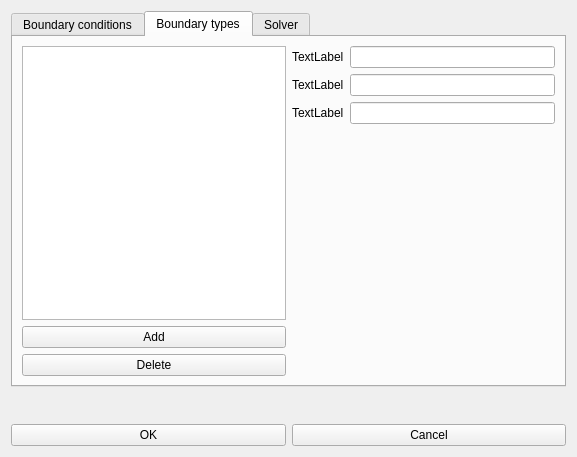
enGits/engrid, file src/guieditboundaryconditions.ui: the form before one commit.
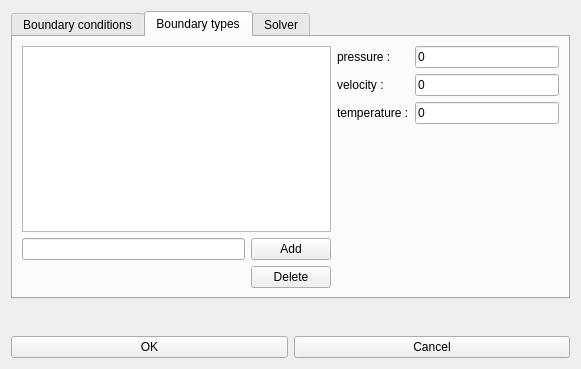
The form after the commit. Icons and pictures are not drawn. Custom widgets are drawn as their Qt base class.

Commit message: Added class PhysicalBoundaryConditions + add/remove of PhysicalBoundaryConditions in GuiSetBoundaryCode working

```diff
--- a/src/guieditboundaryconditions.ui
+++ b/src/guieditboundaryconditions.ui
@@ -8,8 +8,8 @@
    <rect>
     <x>0</x>
     <y>0</y>
-    <width>577</width>
-    <height>457</height>
+    <width>581</width>
+    <height>369</height>
    </rect>
   </property>
   <property name="windowTitle" >
@@ -86,7 +86,24 @@
       <layout class="QVBoxLayout" name="verticalLayout_3" >
        <item>
         <layout class="QGridLayout" name="gridLayout_3" >
-         <item row="0" column="0" >
+         <item row="1" column="1" >
+          <widget class="QPushButton" name="pushButton_AddBoundaryType" >
+           <property name="text" >
+            <string>Add</string>
+           </property>
+          </widget>
+         </item>
+         <item row="2" column="1" >
+          <widget class="QPushButton" name="pushButton_DeleteBoundaryType" >
+           <property name="text" >
+            <string>Delete</string>
+           </property>
+          </widget>
+         </item>
+         <item row="1" column="0" >
+          <widget class="QLineEdit" name="lineEdit_BoundaryTypes" />
+         </item>
+         <item row="0" column="0" colspan="2" >
           <widget class="QListWidget" name="listWidget_BoundaryType" >
            <property name="sizePolicy" >
             <sizepolicy vsizetype="Expanding" hsizetype="Expanding" >
@@ -96,54 +113,52 @@
            </property>
           </widget>
          </item>
-         <item rowspan="3" row="0" column="1" >
+         <item rowspan="3" row="0" column="2" >
           <layout class="QFormLayout" name="formLayout_BoundaryType" >
            <item row="0" column="0" >
             <widget class="QLabel" name="label_2" >
              <property name="text" >
-              <string>TextLabel</string>
+              <string>pressure :</string>
              </property>
             </widget>
            </item>
            <item row="1" column="0" >
             <widget class="QLabel" name="label_3" >
              <property name="text" >
-              <string>TextLabel</string>
+              <string>velocity :</string>
              </property>
             </widget>
            </item>
            <item row="2" column="0" >
             <widget class="QLabel" name="label_4" >
              <property name="text" >
-              <string>TextLabel</string>
+              <string>temperature :</string>
              </property>
             </widget>
            </item>
            <item row="0" column="1" >
-            <widget class="QLineEdit" name="lineEdit" />
+            <widget class="QLineEdit" name="lineEdit" >
+             <property name="text" >
+              <string>0</string>
+             </property>
+            </widget>
            </item>
            <item row="1" column="1" >
-            <widget class="QLineEdit" name="lineEdit_2" />
+            <widget class="QLineEdit" name="lineEdit_2" >
+             <property name="text" >
+              <string>0</string>
+             </property>
+            </widget>
            </item>
            <item row="2" column="1" >
-            <widget class="QLineEdit" name="lineEdit_3" />
+            <widget class="QLineEdit" name="lineEdit_3" >
+             <property name="text" >
+              <string>0</string>
+             </property>
+            </widget>
            </item>
           </layout>
          </item>
-         <item row="1" column="0" >
-          <widget class="QPushButton" name="pushButton_AddBoundaryType" >
-           <property name="text" >
-            <string>Add</string>
-           </property>
-          </widget>
-         </item>
-         <item row="2" column="0" >
-          <widget class="QPushButton" name="pushButton_DeleteBoundaryType" >
-           <property name="text" >
-            <string>Delete</string>
-           </property>
-          </widget>
-         </item>
         </layout>
        </item>
       </layout>
```
Left out of the diff: 8 changed lines with no effect on the pictures. The commit also changes 5 other files.
